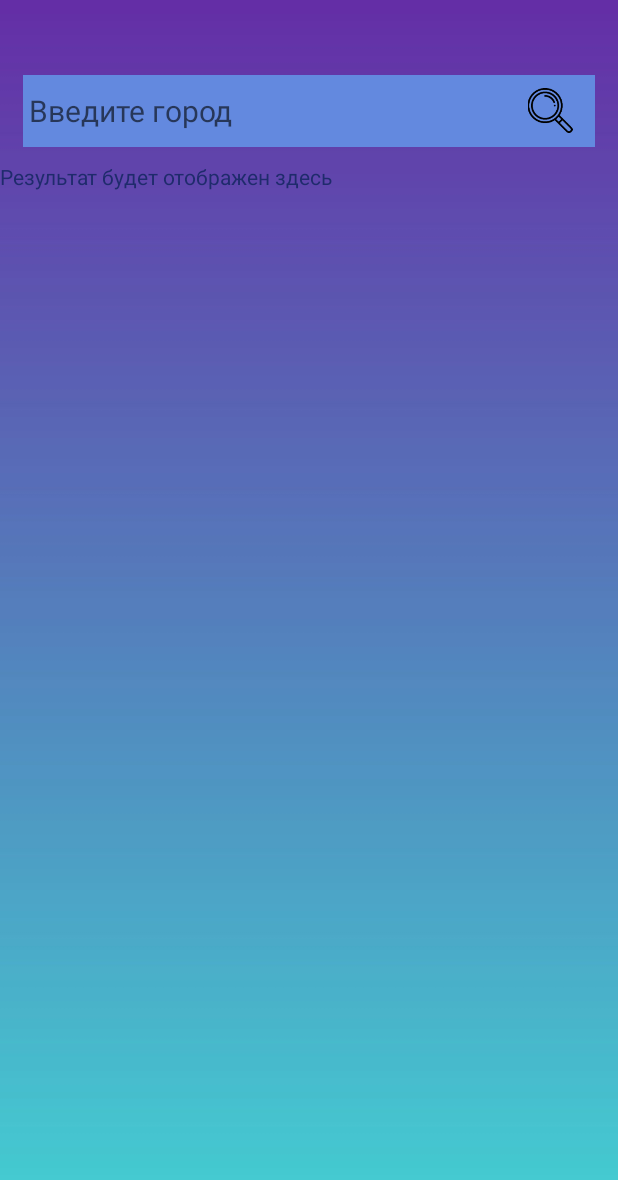
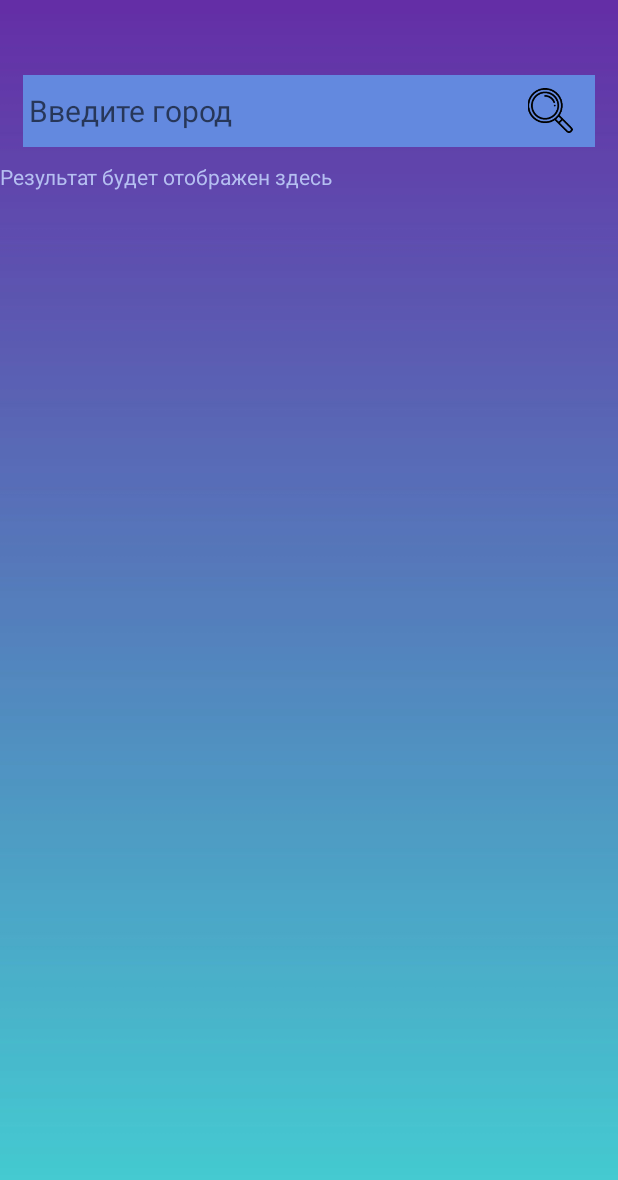
Before and after one commit to Raijin392/WeatherForecast, an Android app: the screen it shows after launch (MainActivity), on a phone screen of 412 x 824 dp. Shown: the top 1180 px of the screen. Run offline under Robolectric (Android 15) with nearby library versions, the phone set to English and light mode, and no system bars.

```diff
--- a/app/src/main/res/layout/activity_main.xml
+++ b/app/src/main/res/layout/activity_main.xml
@@ -45,7 +45,7 @@
         android:layout_height="wrap_content"
         android:layout_marginTop="10dp"
         android:text="@string/result"
-        android:textColor="#1f2b6c" />
+        android:textColor="#B5BFF1" />
 
 
 </LinearLayout>
```
